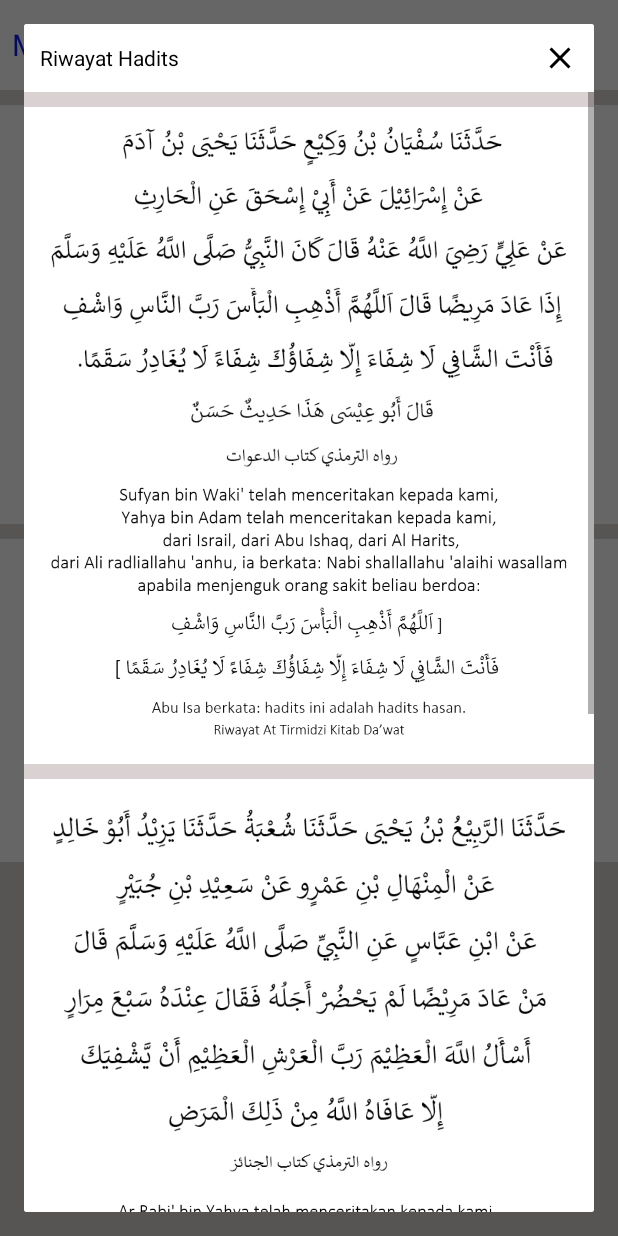
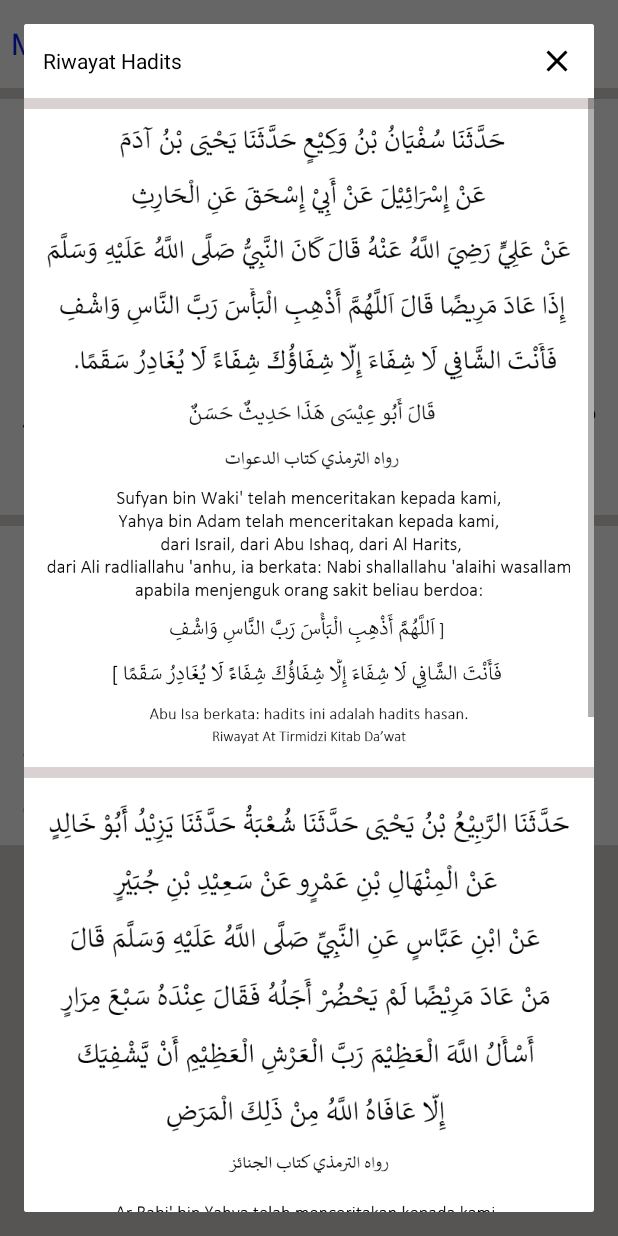
Before and after one commit to ibadguthwara/DuaCounter, an Android app: the DoaMendoakanOrangYangSakit screen opened directly, with no data from a screen before it, after a tap on an icon or button, on a phone screen of 412 x 824 dp. Run offline under Robolectric (Android 15) with nearby library versions, the phone set to English and light mode, and no system bars.

Commit message:
- update version to 1.1 - update layout angka counter - update marginTop 7 dp - update referensi doa istikhoroh

```diff
--- a/app/src/main/res/layout/activity_doa_mendoakan_orang_yang_sakit.xml
+++ b/app/src/main/res/layout/activity_doa_mendoakan_orang_yang_sakit.xml
@@ -12,7 +12,7 @@
         android:layout_height="wrap_content"
         android:orientation="vertical"
         android:background="@color/colorWhite"
-        android:padding="8dp"
+        android:padding="7dp"
         android:gravity="center_vertical">
 
         <RelativeLayout
@@ -38,7 +38,6 @@
                 android:layout_height="wrap_content"
                 android:src="@drawable/ic_info_outline"
                 android:layout_alignParentEnd="true"
-                android:layout_marginEnd="5dp"
                 android:backgroundTintMode="screen"/>
         </RelativeLayout>
     </LinearLayout>
@@ -54,9 +53,9 @@
                 android:layout_width="match_parent"
                 android:layout_height="wrap_content"
                 android:orientation="vertical"
-                android:layout_marginTop="10dp"
+                android:layout_marginTop="7dp"
                 android:background="@color/colorWhite"
-                android:padding="10dp">
+                android:padding="7dp">
                 <ImageView
                     android:layout_width="match_parent"
                     android:layout_height="wrap_content"
@@ -70,9 +69,9 @@
                 android:layout_width="match_parent"
                 android:layout_height="wrap_content"
                 android:orientation="vertical"
-                android:layout_marginTop="10dp"
+                android:layout_marginTop="7dp"
                 android:background="@color/colorWhite"
-                android:padding="10dp">
+                android:padding="7dp">
                 <ImageView
                     android:layout_width="match_parent"
                     android:layout_height="wrap_content"
--- a/app/src/main/res/layout/info_doa_mendoakan_orang_yang_sakit.xml
+++ b/app/src/main/res/layout/info_doa_mendoakan_orang_yang_sakit.xml
@@ -10,7 +10,7 @@
         android:layout_height="wrap_content"
         android:orientation="horizontal"
         android:background="@color/colorWhite"
-        android:padding="5dp">
+        android:padding="7dp">
         <RelativeLayout
             android:layout_width="match_parent"
             android:layout_height="wrap_content">
@@ -48,8 +48,8 @@
                 android:layout_height="wrap_content"
                 android:orientation="vertical"
                 android:background="@color/colorWhite"
-                android:layout_marginTop="10dp"
-                android:padding="10dp">
+                android:layout_marginTop="7dp"
+                android:padding="7dp">
                 <ImageView
                     android:layout_width="match_parent"
                     android:layout_height="wrap_content"
@@ -72,8 +72,8 @@
                 android:layout_height="wrap_content"
                 android:orientation="vertical"
                 android:background="@color/colorWhite"
-                android:layout_marginTop="10dp"
-                android:padding="10dp">
+                android:layout_marginTop="7dp"
+                android:padding="7dp">
                 <ImageView
                     android:layout_width="match_parent"
                     android:layout_height="wrap_content"
@@ -96,9 +96,9 @@
                 android:layout_height="wrap_content"
                 android:orientation="vertical"
                 android:background="@color/colorWhite"
-                android:layout_marginTop="10dp"
-                android:layout_marginBottom="10dp"
-                android:padding="10dp">
+                android:layout_marginTop="7dp"
+                android:layout_marginBottom="7dp"
+                android:padding="7dp">
                 <ImageView
                     android:layout_width="match_parent"
                     android:layout_height="wrap_content"
```
Also changed, not shown: app/src/main/res/layout/activity_doa_sholat_istikhoroh.xml (+3 -4 lines), app/src/main/res/layout/activity_dzikir_istighfar.xml (+10 -8 lines), app/src/main/res/layout/activity_dzikir_lailatul_qodr.xml (+4 -12 lines), app/src/main/res/layout/activity_dzikir_tahlil.xml (+2 -10 lines), app/src/main/res/layout/activity_dzikir_tasbih.xml (+2 -10 lines), app/src/main/res/layout/info_doa_sholat_istikhoroh.xml (+4 -4 lines), app/src/main/res/layout/info_dzikir_istighfar.xml (+4 -4 lines), app/src/main/res/layout/info_dzikir_lailatul_qodr.xml (+4 -4 lines), app/src/main/res/layout/info_dzikir_tahlil.xml (+4 -4 lines), app/src/main/res/layout/info_dzikir_tasbih.xml (+4 -4 lines), app/src/main/res/drawable/img_doa_sholat_istikhoroh.png, app/src/main/res/drawable/img_doa_sholat_istikhoroh_arti.png, app/src/main/res/drawable/img_info_doa_sholat_istikhoroh_arti.png, app/src/main/res/drawable/img_info_doa_sholat_istikhoroh_dalil.png.
